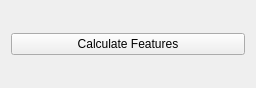
First picture: the form in ilastik/applets/objectExtraction/drawer.ui, repository ilastik/ilastik, before the edit.
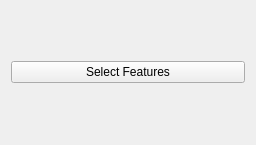
Second picture: the form after the edit.

Commit message:
object feature selection.
* new feature selection dialog.

* features implemented in plugins.

* new dependency, yapsy, for plugin management.

What changed in the file:
```diff
--- a/ilastik/applets/objectExtraction/drawer.ui
+++ b/ilastik/applets/objectExtraction/drawer.ui
@@ -7,7 +7,7 @@
     <x>0</x>
     <y>0</y>
     <width>256</width>
-    <height>88</height>
+    <height>145</height>
    </rect>
   </property>
   <property name="sizePolicy">
@@ -37,7 +37,7 @@
      <item>
       <widget class="QPushButton" name="calculateFeaturesButton">
        <property name="text">
-        <string>Calculate Features</string>
+        <string>Select Features</string>
        </property>
       </widget>
      </item>
```
Left out of the diff: 2 changed lines with no effect on the pictures. The commit also changes 11 other files.
